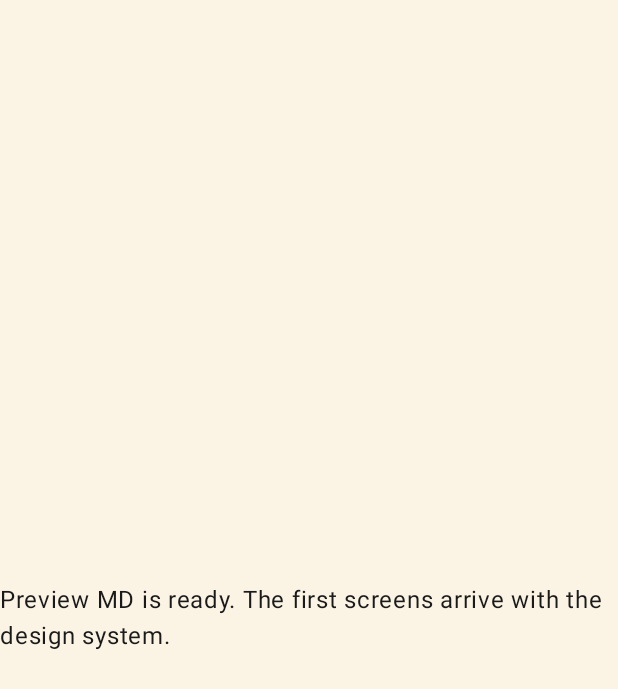
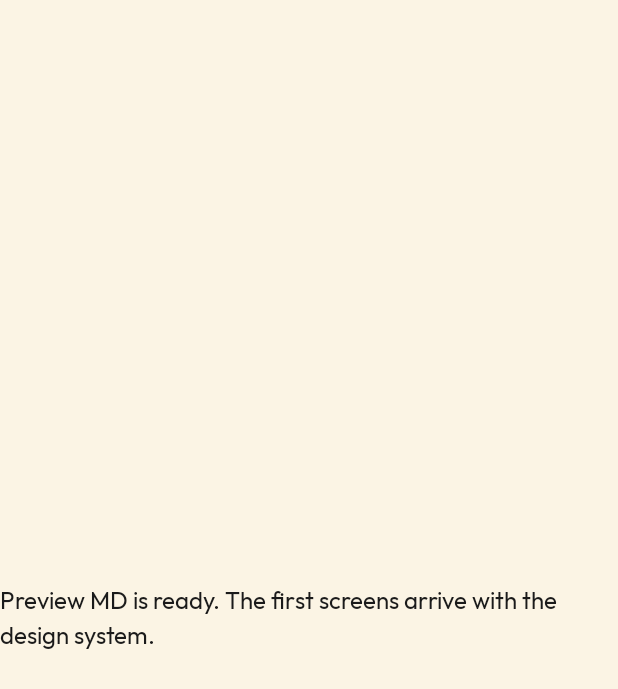
Before and after one commit to mgnegypt/preview-md, an Android app built with Jetpack Compose: the screen it shows after launch (MainActivity), on a phone screen of 412 x 824 dp. Shown: the top 689 px of the screen. Run offline under Robolectric (Android 15) with nearby library versions, the phone set to English and light mode, and no system bars.

Commit message:
feat: bundle Outfit and Cairo fonts with design typography

```diff
--- a/app/src/main/java/com/mgnegypt/previewmd/ui/theme/Theme.kt
+++ b/app/src/main/java/com/mgnegypt/previewmd/ui/theme/Theme.kt
@@ -5,6 +5,7 @@ import androidx.compose.material3.MaterialTheme
 import androidx.compose.material3.darkColorScheme
 import androidx.compose.material3.lightColorScheme
 import androidx.compose.runtime.Composable
+import androidx.compose.ui.platform.LocalConfiguration
 
 // Fixed custom palette from the design file. Dynamic color is deliberately
 // not used. In both themes the primary action is the ink pill with cream
@@ -58,8 +59,10 @@ fun PreviewMDTheme(
     darkTheme: Boolean = isSystemInDarkTheme(),
     content: @Composable () -> Unit
 ) {
+    val isArabic = LocalConfiguration.current.locales[0].language == "ar"
     MaterialTheme(
         colorScheme = if (darkTheme) DarkColors else LightColors,
+        typography = previewTypography(if (isArabic) CairoFamily else OutfitFamily),
         shapes = PreviewShapes,
         content = content
     )
--- /dev/null
+++ b/app/src/main/java/com/mgnegypt/previewmd/ui/theme/Type.kt
@@ -0,0 +1,105 @@
+package com.mgnegypt.previewmd.ui.theme
+
+import androidx.compose.material3.Typography
+import androidx.compose.ui.text.TextStyle
+import androidx.compose.ui.text.font.Font
+import androidx.compose.ui.text.font.FontFamily
+import androidx.compose.ui.text.font.FontWeight
+import androidx.compose.ui.unit.sp
+import com.mgnegypt.previewmd.R
+
+// Bundled fonts (no downloadable fonts): Outfit for Latin, Cairo for
+// Arabic, both SIL Open Font License 1.1 — see docs/THIRD_PARTY.md.
+// Each family lists the other as its fallback so mixed text (for example a
+// Latin file name inside Arabic UI) always has glyphs.
+val OutfitFamily = FontFamily(
+    Font(R.font.outfit_regular, FontWeight.Normal),
+    Font(R.font.outfit_medium, FontWeight.Medium),
+    Font(R.font.outfit_semibold, FontWeight.SemiBold),
+    Font(R.font.outfit_bold, FontWeight.Bold),
+    Font(R.font.outfit_extrabold, FontWeight.ExtraBold),
+    Font(R.font.outfit_black, FontWeight.Black),
+    Font(R.font.cairo_regular, FontWeight.Normal),
+    Font(R.font.cairo_medium, FontWeight.Medium),
+    Font(R.font.cairo_semibold, FontWeight.SemiBold),
+    Font(R.font.cairo_bold, FontWeight.Bold),
+    Font(R.font.cairo_extrabold, FontWeight.ExtraBold),
+    Font(R.font.cairo_black, FontWeight.Black)
+)
+
+val CairoFamily = FontFamily(
+    Font(R.font.cairo_regular, FontWeight.Normal),
+    Font(R.font.cairo_medium, FontWeight.Medium),
+    Font(R.font.cairo_semibold, FontWeight.SemiBold),
+    Font(R.font.cairo_bold, FontWeight.Bold),
+    Font(R.font.cairo_extrabold, FontWeight.ExtraBold),
+    Font(R.font.cairo_black, FontWeight.Black),
+    Font(R.font.outfit_regular, FontWeight.Normal),
+    Font(R.font.outfit_medium, FontWeight.Medium),
+    Font(R.font.outfit_semibold, FontWeight.SemiBold),
+    Font(R.font.outfit_bold, FontWeight.Bold),
+    Font(R.font.outfit_extrabold, FontWeight.ExtraBold),
+    Font(R.font.outfit_black, FontWeight.Black)
+)
+
+/** Code and the editor use the platform monospace, as drawn in the design. */
+val MonoFamily = FontFamily.Monospace
+
+// Type scale matched to the design: extra-bold display headlines, bold
+// titles, medium labels on pills, regular body text.
+fun previewTypography(family: FontFamily) = Typography(
+    displayLarge = TextStyle(
+        fontFamily = family,
+        fontWeight = FontWeight.ExtraBold,
+        fontSize = 40.sp,
+        lineHeight = 46.sp
+    ),
+    headlineLarge = TextStyle(
+        fontFamily = family,
+        fontWeight = FontWeight.ExtraBold,
+        fontSize = 32.sp,
+        lineHeight = 38.sp
+    ),
+    headlineMedium = TextStyle(
+        fontFamily = family,
+        fontWeight = FontWeight.Bold,
+        fontSize = 26.sp,
+        lineHeight = 32.sp
+    ),
+    titleLarge = TextStyle(
+        fontFamily = family,
+        fontWeight = FontWeight.Bold,
+        fontSize = 21.sp,
+        lineHeight = 26.sp
+    ),
+    titleMedium = TextStyle(
+        fontFamily = family,
+        fontWeight = FontWeight.Bold,
+        fontSize = 17.sp,
+        lineHeight = 22.sp
+    ),
+    bodyLarge = TextStyle(
+        fontFamily = family,
+        fontWeight = FontWeight.Normal,
+        fontSize = 16.sp,
+        lineHeight = 23.sp
+    ),
+    bodyMedium = TextStyle(
+        fontFamily = family,
+        fontWeight = FontWeight.Normal,
+        fontSize = 14.sp,
+        lineHeight = 20.sp
+    ),
+    labelLarge = TextStyle(
+        fontFamily = family,
+        fontWeight = FontWeight.Bold,
+        fontSize = 16.sp,
+        lineHeight = 20.sp
+    ),
+    labelMedium = TextStyle(
+        fontFamily = family,
+        fontWeight = FontWeight.Medium,
+        fontSize = 13.sp,
+        lineHeight = 17.sp
+    )
+)
```
Also changed, not shown: app/src/main/res/font/cairo_black.ttf (added), app/src/main/res/font/cairo_bold.ttf (added), app/src/main/res/font/cairo_extrabold.ttf (added), app/src/main/res/font/cairo_medium.ttf (added), app/src/main/res/font/cairo_regular.ttf (added), app/src/main/res/font/cairo_semibold.ttf (added), app/src/main/res/font/outfit_black.ttf (added), app/src/main/res/font/outfit_bold.ttf (added), app/src/main/res/font/outfit_extrabold.ttf (added), app/src/main/res/font/outfit_medium.ttf (added), app/src/main/res/font/outfit_regular.ttf (added), app/src/main/res/font/outfit_semibold.ttf (added), 1 other file.
